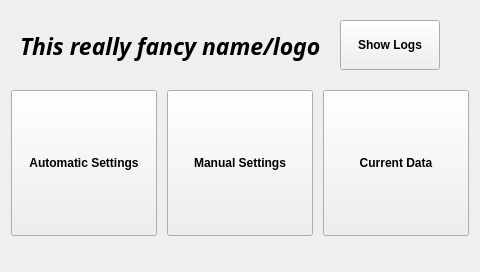
First picture: the form in mainwindow.ui, repository 3semesterprojekt/DevKitsoftware, before the edit.
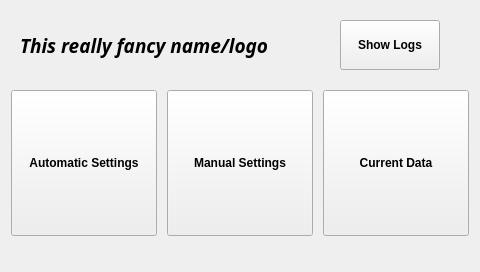
Second picture: the form after the edit.

The edit to the form file:
```diff
--- a/mainwindow.ui
+++ b/mainwindow.ui
@@ -120,7 +120,7 @@
     <property name="font">
      <font>
       <family>gargi</family>
-      <pointsize>17</pointsize>
+      <pointsize>14</pointsize>
       <weight>75</weight>
       <italic>true</italic>
       <bold>true</bold>
```
